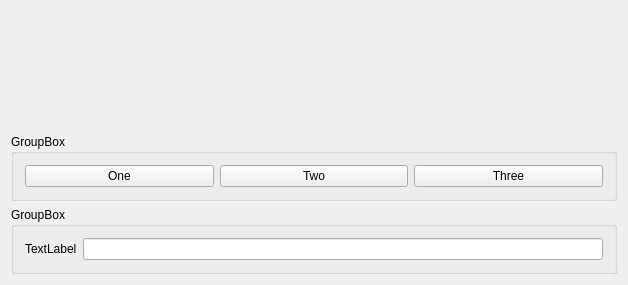
Before: the Qt Designer form 3-12SizePolicies/widget.ui in emiliesedziol/qt, drawn with Qt 5.
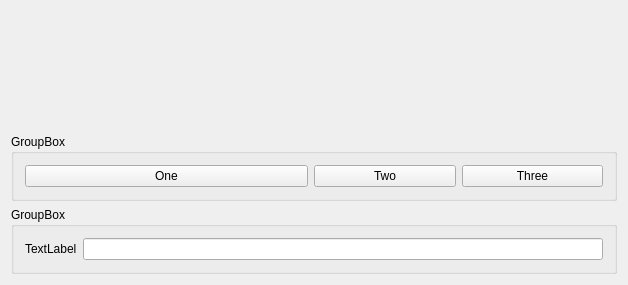
After: the same form once the commit is applied.

Patch:
```diff
--- a/3-12SizePolicies/widget.ui
+++ b/3-12SizePolicies/widget.ui
@@ -41,6 +41,12 @@
      <layout class="QHBoxLayout" name="horizontalLayout_2">
       <item>
        <widget class="QPushButton" name="oneButton">
+        <property name="sizePolicy">
+         <sizepolicy hsizetype="Minimum" vsizetype="Fixed">
+          <horstretch>2</horstretch>
+          <verstretch>0</verstretch>
+         </sizepolicy>
+        </property>
         <property name="text">
          <string>One</string>
         </property>
@@ -48,6 +54,12 @@
       </item>
       <item>
        <widget class="QPushButton" name="twoButton">
+        <property name="sizePolicy">
+         <sizepolicy hsizetype="Minimum" vsizetype="Fixed">
+          <horstretch>1</horstretch>
+          <verstretch>0</verstretch>
+         </sizepolicy>
+        </property>
         <property name="text">
          <string>Two</string>
         </property>
@@ -55,6 +67,12 @@
       </item>
       <item>
        <widget class="QPushButton" name="threButton">
+        <property name="sizePolicy">
+         <sizepolicy hsizetype="Minimum" vsizetype="Fixed">
+          <horstretch>1</horstretch>
+          <verstretch>0</verstretch>
+         </sizepolicy>
+        </property>
         <property name="text">
          <string>Three</string>
         </property>
```
